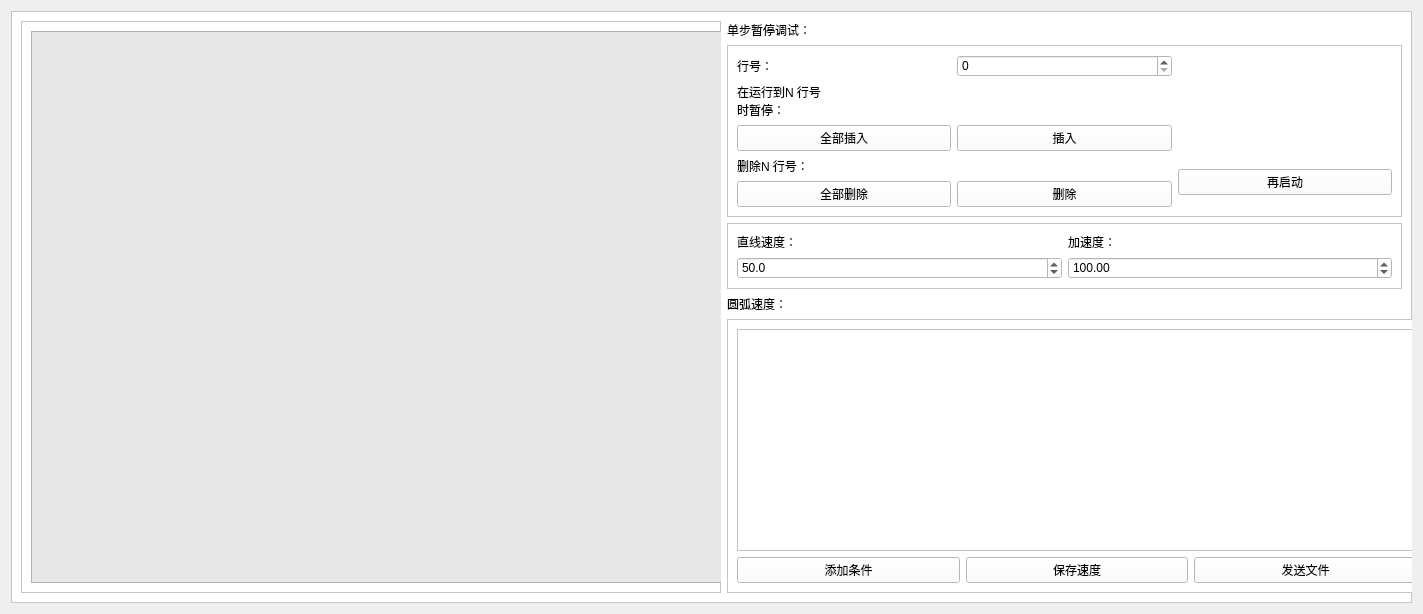
First picture: the form in gcodemodulation.ui, repository chuge007/detectOfvioce, before the edit.
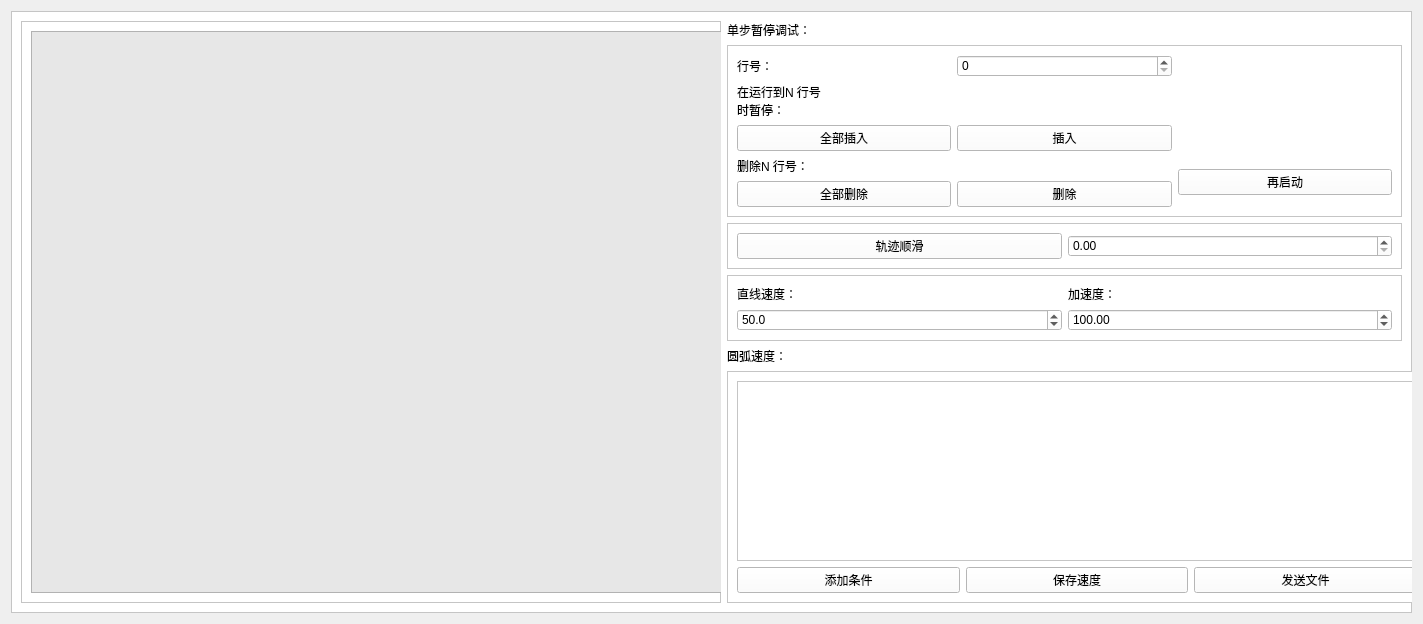
Second picture: the form after the edit.

```diff
--- a/gcodemodulation.ui
+++ b/gcodemodulation.ui
@@ -7,7 +7,7 @@
     <x>0</x>
     <y>0</y>
     <width>1419</width>
-    <height>614</height>
+    <height>624</height>
    </rect>
   </property>
   <property name="sizePolicy">
@@ -25,8 +25,8 @@
   <property name="windowTitle">
    <string>Form</string>
   </property>
-  <layout class="QVBoxLayout" name="verticalLayout">
-   <item>
+  <layout class="QGridLayout" name="gridLayout_7">
+   <item row="0" column="0">
     <widget class="QFrame" name="frame">
      <property name="maximumSize">
       <size>
@@ -44,41 +44,10 @@
       <enum>QFrame::Raised</enum>
      </property>
      <layout class="QGridLayout" name="gridLayout_6">
-      <item row="0" column="0" rowspan="5" colspan="2">
-       <widget class="QFrame" name="frame_5">
-        <property name="minimumSize">
-         <size>
-          <width>700</width>
-          <height>0</height>
-         </size>
-        </property>
-        <property name="frameShape">
-         <enum>QFrame::StyledPanel</enum>
-        </property>
-        <property name="frameShadow">
-         <enum>QFrame::Raised</enum>
-        </property>
-        <layout class="QGridLayout" name="gridLayout_3">
-         <item row="0" column="0">
-          <widget class="QPlainTextEdit" name="pTEgcode">
-           <property name="minimumSize">
-            <size>
-             <width>800</width>
-             <height>0</height>
-            </size>
-           </property>
-           <property name="styleSheet">
-            <string notr="true">background-color:rgb(231, 231, 231)</string>
-           </property>
-          </widget>
-         </item>
-        </layout>
-       </widget>
-      </item>
-      <item row="0" column="2">
-       <widget class="QLabel" name="label_4">
+      <item row="4" column="2">
+       <widget class="QLabel" name="label_10">
         <property name="text">
-         <string>单步暂停调试：</string>
+         <string>圆弧速度：</string>
         </property>
        </widget>
       </item>
@@ -91,6 +60,23 @@
          <enum>QFrame::Raised</enum>
         </property>
         <layout class="QGridLayout" name="gridLayout_2">
+         <item row="4" column="0">
+          <widget class="QPushButton" name="pbDeleteALLPaus">
+           <property name="text">
+            <string>全部删除</string>
+           </property>
+          </widget>
+         </item>
+         <item row="0" column="1">
+          <widget class="QSpinBox" name="sbPausLine"/>
+         </item>
+         <item row="0" column="0">
+          <widget class="QLabel" name="label_2">
+           <property name="text">
+            <string>行号：</string>
+           </property>
+          </widget>
+         </item>
          <item row="4" column="1">
           <widget class="QPushButton" name="pbdeleteCodeLine">
            <property name="text">
@@ -98,6 +84,13 @@
            </property>
           </widget>
          </item>
+         <item row="2" column="0">
+          <widget class="QPushButton" name="pbALLPaus">
+           <property name="text">
+            <string>全部插入</string>
+           </property>
+          </widget>
+         </item>
          <item row="3" column="0" colspan="2">
           <widget class="QLabel" name="label_3">
            <property name="text">
@@ -105,10 +98,10 @@
            </property>
           </widget>
          </item>
-         <item row="4" column="0">
-          <widget class="QPushButton" name="pbDeleteALLPaus">
+         <item row="3" column="2" rowspan="2">
+          <widget class="QPushButton" name="pbAganStart">
            <property name="text">
-            <string>全部删除</string>
+            <string>再启动</string>
            </property>
           </widget>
          </item>
@@ -119,13 +112,6 @@
            </property>
           </widget>
          </item>
-         <item row="2" column="0">
-          <widget class="QPushButton" name="pbALLPaus">
-           <property name="text">
-            <string>全部插入</string>
-           </property>
-          </widget>
-         </item>
          <item row="2" column="1">
           <widget class="QPushButton" name="pbPaus">
            <property name="text">
@@ -133,34 +119,10 @@
            </property>
           </widget>
          </item>
-         <item row="3" column="2" rowspan="2">
-          <widget class="QPushButton" name="pbAganStart">
-           <property name="text">
-            <string>再启动</string>
-           </property>
-          </widget>
-         </item>
-         <item row="0" column="0">
-          <widget class="QLabel" name="label_2">
-           <property name="text">
-            <string>行号：</string>
-           </property>
-          </widget>
-         </item>
-         <item row="0" column="1">
-          <widget class="QSpinBox" name="sbPausLine"/>
-         </item>
         </layout>
        </widget>
       </item>
-      <item row="3" column="2">
-       <widget class="QLabel" name="label_10">
-        <property name="text">
-         <string>圆弧速度：</string>
-        </property>
-       </widget>
-      </item>
-      <item row="4" column="2">
+      <item row="5" column="2">
        <widget class="QFrame" name="frame_4">
         <property name="minimumSize">
          <size>
@@ -186,7 +148,7 @@
               <x>0</x>
               <y>0</y>
               <width>678</width>
-              <height>274</height>
+              <height>236</height>
              </rect>
             </property>
            </widget>
@@ -216,7 +178,14 @@
         </layout>
        </widget>
       </item>
-      <item row="2" column="2">
+      <item row="0" column="2">
+       <widget class="QLabel" name="label_4">
+        <property name="text">
+         <string>单步暂停调试：</string>
+        </property>
+       </widget>
+      </item>
+      <item row="3" column="2">
        <widget class="QFrame" name="frame_3">
         <property name="frameShape">
          <enum>QFrame::StyledPanel</enum>
@@ -225,6 +194,16 @@
          <enum>QFrame::Raised</enum>
         </property>
         <layout class="QGridLayout" name="gridLayout">
+         <item row="1" column="1">
+          <widget class="QDoubleSpinBox" name="dsbAccV">
+           <property name="maximum">
+            <double>1000.000000000000000</double>
+           </property>
+           <property name="value">
+            <double>100.000000000000000</double>
+           </property>
+          </widget>
+         </item>
          <item row="0" column="0">
           <widget class="QLabel" name="label_9">
            <property name="text">
@@ -252,19 +231,62 @@
            </property>
           </widget>
          </item>
-         <item row="1" column="1">
-          <widget class="QDoubleSpinBox" name="dsbAccV">
-           <property name="maximum">
-            <double>1000.000000000000000</double>
+        </layout>
+       </widget>
+      </item>
+      <item row="0" column="0" rowspan="6" colspan="2">
+       <widget class="QFrame" name="frame_5">
+        <property name="minimumSize">
+         <size>
+          <width>700</width>
+          <height>0</height>
+         </size>
+        </property>
+        <property name="frameShape">
+         <enum>QFrame::StyledPanel</enum>
+        </property>
+        <property name="frameShadow">
+         <enum>QFrame::Raised</enum>
+        </property>
+        <layout class="QGridLayout" name="gridLayout_3">
+         <item row="0" column="0">
+          <widget class="QPlainTextEdit" name="pTEgcode">
+           <property name="minimumSize">
+            <size>
+             <width>800</width>
+             <height>0</height>
+            </size>
            </property>
-           <property name="value">
-            <double>100.000000000000000</double>
+           <property name="styleSheet">
+            <string notr="true">background-color:rgb(231, 231, 231)</string>
            </property>
           </widget>
          </item>
         </layout>
        </widget>
       </item>
+      <item row="2" column="2">
+       <widget class="QFrame" name="frame_6">
+        <property name="frameShape">
+         <enum>QFrame::StyledPanel</enum>
+        </property>
+        <property name="frameShadow">
+         <enum>QFrame::Raised</enum>
+        </property>
+        <layout class="QGridLayout" name="gridLayout_4">
+         <item row="0" column="0">
+          <widget class="QPushButton" name="trajectory_smooth_but">
+           <property name="text">
+            <string>轨迹顺滑</string>
+           </property>
+          </widget>
+         </item>
+         <item row="0" column="1">
+          <widget class="QDoubleSpinBox" name="trajectory_smooth_dsb"/>
+         </item>
+        </layout>
+       </widget>
+      </item>
      </layout>
     </widget>
    </item>
```
